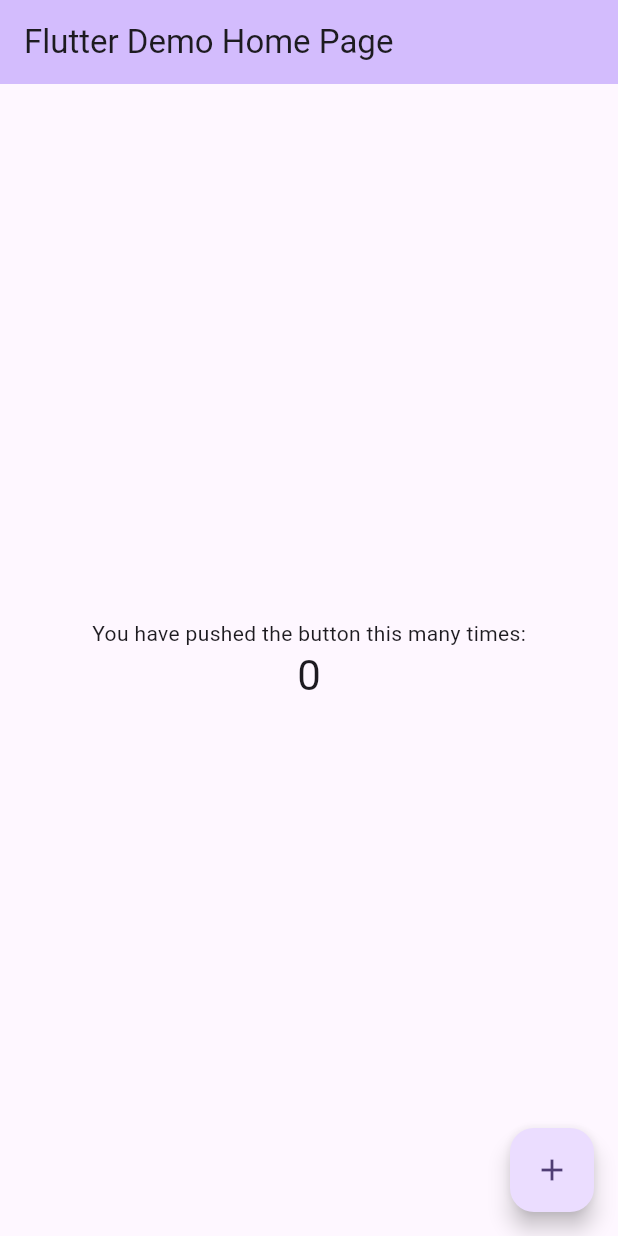
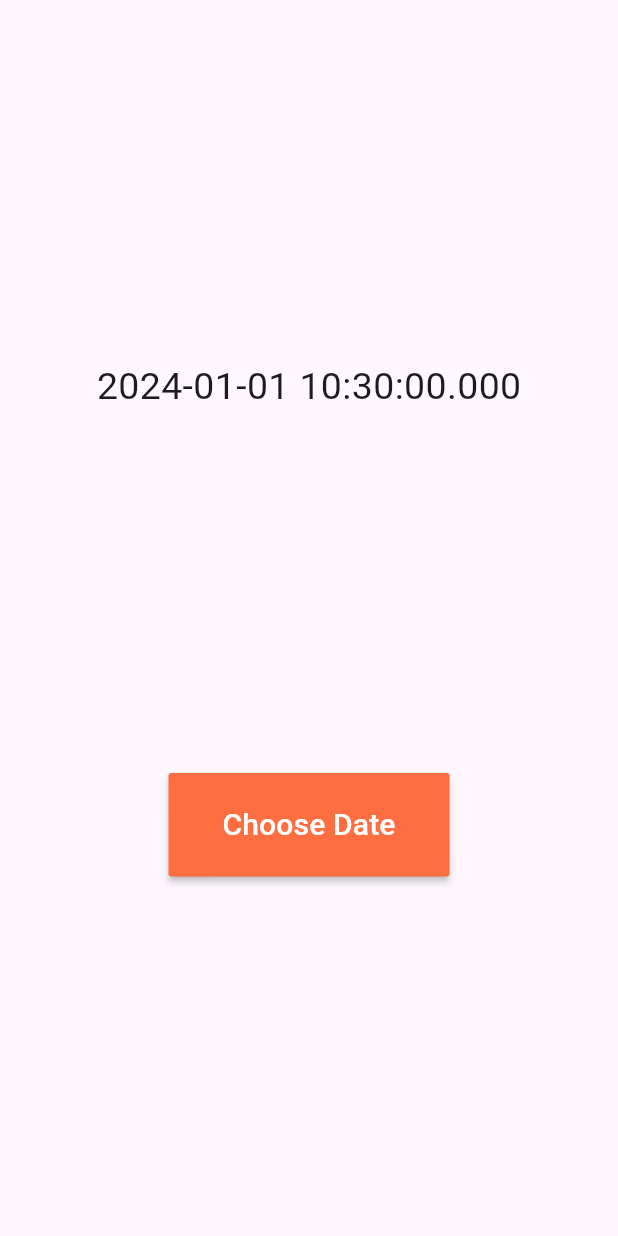
Before and after one commit to nrbebayt/MensaMeetApp, a Flutter app: the screen it shows after launch, on a phone screen of 412 x 824 dp. Run offline on Flutter 3.47's test engine with Material 3 defaults, Android fonts, the phone set to English and light mode, and no system bars.

Commit message:
datePicker added

```diff
--- /dev/null
+++ b/lib/home.dart
@@ -0,0 +1,54 @@
+import 'package:flutter/material.dart';
+
+class Home extends StatefulWidget{
+  const Home({Key? key}) : super(key: key);
+
+  @override
+  _HomeState createState() =>_HomeState();
+}
+
+class _HomeState extends State<Home>{
+  DateTime _dateTime = DateTime.now();
+
+  void _showDatePicker(){
+    showDatePicker(
+      context: context,
+      initialDate: DateTime.now(),
+      firstDate: DateTime(2024),
+      lastDate: DateTime(2025),
+    ).then((value){
+      setState(() {
+        _dateTime = value!;
+      });
+    });
+  }
+
+  @override
+  Widget build(BuildContext context){
+    return Scaffold(
+        body: Center(
+            child: Column(
+              //display chosen date
+              crossAxisAlignment: CrossAxisAlignment.center,
+              mainAxisAlignment: MainAxisAlignment.spaceEvenly,
+              children: [
+                Text(_dateTime.toString(), style: TextStyle(fontSize: 25)),
+                MaterialButton(
+                  onPressed: _showDatePicker,
+                  color: Colors.deepOrangeAccent,
+                  child: const Padding(
+                    padding: EdgeInsets.all(20.0),
+                    child: Text('Choose Date',
+                        style: TextStyle(
+                            color: Colors.white,
+                            fontSize: 20
+                        )
+                    ),
+                  ),
+                ),
+              ],
+            )
+        )
+    );
+  }
+}
--- a/lib/main.dart
+++ b/lib/main.dart
@@ -1,4 +1,5 @@
 import 'package:flutter/material.dart';
+import 'home.dart';
 
 void main() {
   runApp(const MyApp());
@@ -11,115 +12,12 @@
   @override
   Widget build(BuildContext context) {
     return MaterialApp(
-      title: 'Flutter Demo',
+      debugShowCheckedModeBanner: false,
+      home: Home(),
       theme: ThemeData(
-        // This is the theme of your application.
-        //
-        // TRY THIS: Try running your application with "flutter run". You'll see
-        // the application has a purple toolbar. Then, without quitting the app,
-        // try changing the seedColor in the colorScheme below to Colors.green
-        // and then invoke "hot reload" (save your changes or press the "hot
-        // reload" button in a Flutter-supported IDE, or press "r" if you used
-        // the command line to start the app).
-        //
-        // Notice that the counter didn't reset back to zero; the application
-        // state is not lost during the reload. To reset the state, use hot
-        // restart instead.
-        //
-        // This works for code too, not just values: Most code changes can be
-        // tested with just a hot reload.
-        colorScheme: ColorScheme.fromSeed(seedColor: Colors.deepPurple),
-        useMaterial3: true,
+        //primarySwatch: Colors.deepOrange,
+        //brightness: Brightness.dark
       ),
-      home: const MyHomePage(title: 'Flutter Demo Home Page'),
     );
   }
 }
-
-class MyHomePage extends StatefulWidget {
-  const MyHomePage({super.key, required this.title});
-
-  // This widget is the home page of your application. It is stateful, meaning
-  // that it has a State object (defined below) that contains fields that affect
-  // how it looks.
-
-  // This class is the configuration for the state. It holds the values (in this
-  // case the title) provided by the parent (in this case the App widget) and
-  // used by the build method of the State. Fields in a Widget subclass are
-  // always marked "final".
-
-  final String title;
-
-  @override
-  State<MyHomePage> createState() => _MyHomePageState();
-}
-
-class _MyHomePageState extends State<MyHomePage> {
-  int _counter = 0;
-
-  void _incrementCounter() {
-    setState(() {
-      // This call to setState tells the Flutter framework that something has
-      // changed in this State, which causes it to rerun the build method below
-      // so that the display can reflect the updated values. If we changed
-      // _counter without calling setState(), then the build method would not be
-      // called again, and so nothing would appear to happen.
-      _counter++;
-    });
-  }
-
-  @override
-  Widget build(BuildContext context) {
-    // This method is rerun every time setState is called, for instance as done
-    // by the _incrementCounter method above.
-    //
-    // The Flutter framework has been optimized to make rerunning build methods
-    // fast, so that you can just rebuild anything that needs updating rather
-    // than having to individually change instances of widgets.
-    return Scaffold(
-      appBar: AppBar(
-        // TRY THIS: Try changing the color here to a specific color (to
-        // Colors.amber, perhaps?) and trigger a hot reload to see the AppBar
-        // change color while the other colors stay the same.
-        backgroundColor: Theme.of(context).colorScheme.inversePrimary,
-        // Here we take the value from the MyHomePage object that was created by
-        // the App.build method, and use it to set our appbar title.
-        title: Text(widget.title),
-      ),
-      body: Center(
-        // Center is a layout widget. It takes a single child and positions it
-        // in the middle of the parent.
-        child: Column(
-          // Column is also a layout widget. It takes a list of children and
-          // arranges them vertically. By default, it sizes itself to fit its
-          // children horizontally, and tries to be as tall as its parent.
-          //
-          // Column has various properties to control how it sizes itself and
-          // how it positions its children. Here we use mainAxisAlignment to
-          // center the children vertically; the main axis here is the vertical
-          // axis because Columns are vertical (the cross axis would be
-          // horizontal).
-          //
-          // TRY THIS: Invoke "debug painting" (choose the "Toggle Debug Paint"
-          // action in the IDE, or press "p" in the console), to see the
-          // wireframe for each widget.
-          mainAxisAlignment: MainAxisAlignment.center,
-          children: <Widget>[
-            const Text(
-              'You have pushed the button this many times:',
-            ),
-            Text(
-              '$_counter',
-              style: Theme.of(context).textTheme.headlineMedium,
-            ),
-          ],
-        ),
-      ),
-      floatingActionButton: FloatingActionButton(
-        onPressed: _incrementCounter,
-        tooltip: 'Increment',
-        child: const Icon(Icons.add),
-      ), // This trailing comma makes auto-formatting nicer for build methods.
-    );
-  }
-}
```
Also changed, not shown: lib/main_old.dart (added, +125 -0 lines).
